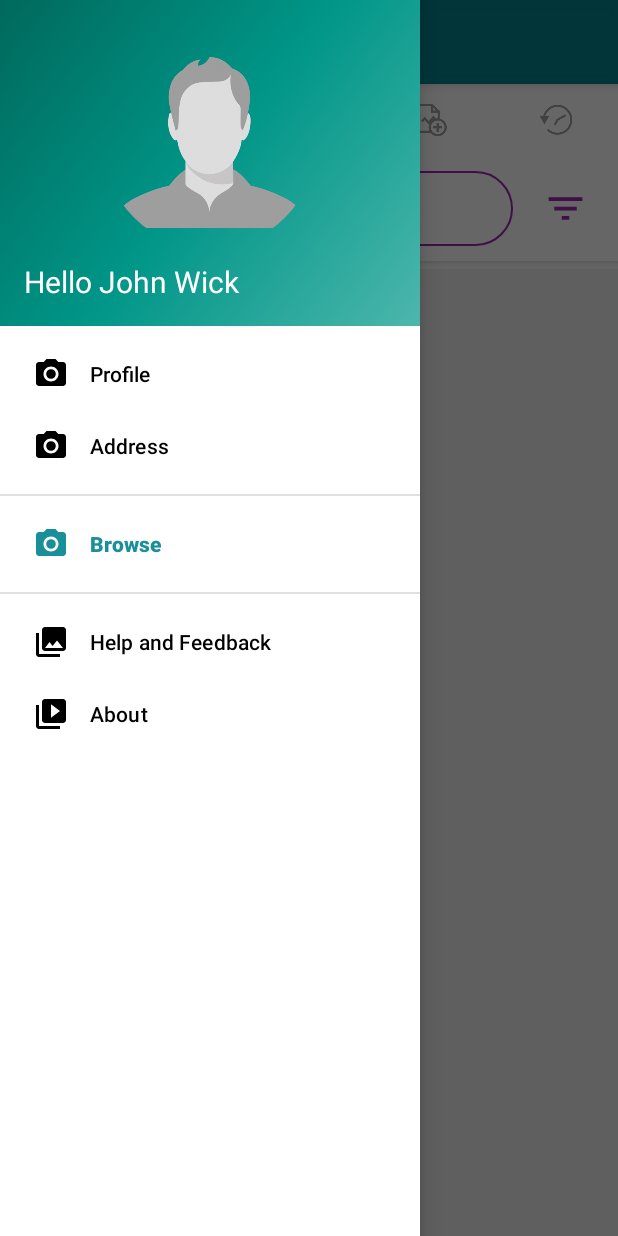
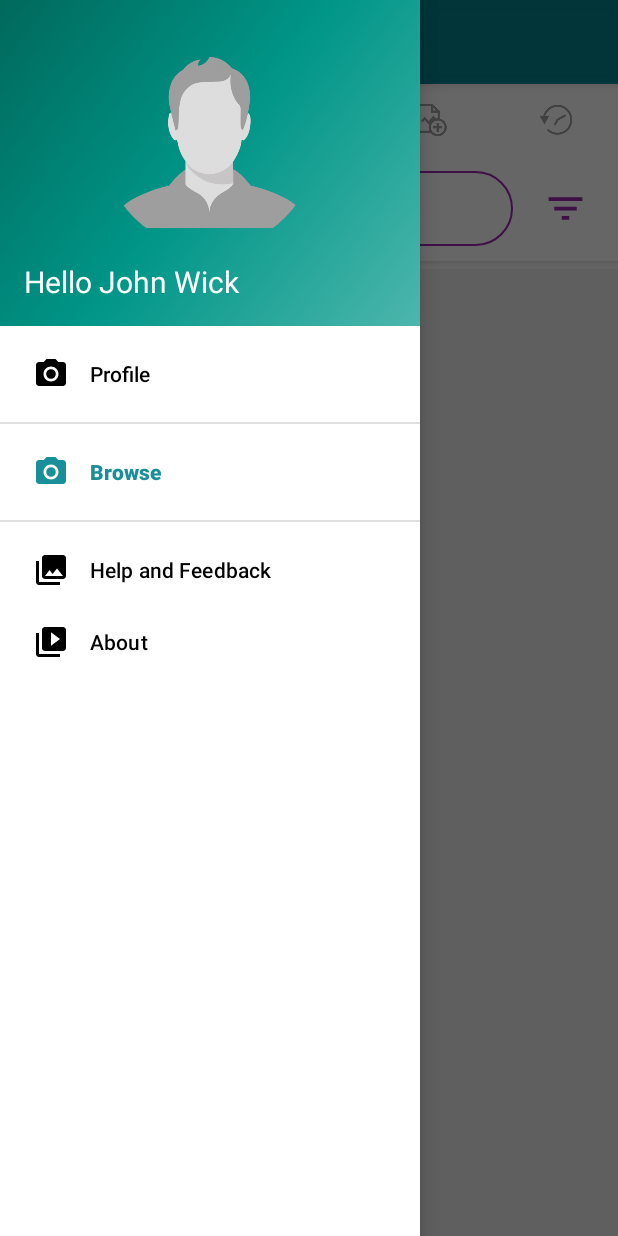
Before and after one commit to imok1948/GeemApp, an Android app: the screen it shows after launch once a user with an empty profile is signed in (MainActivity), with the side drawer open, on a phone screen of 412 x 824 dp. Run offline under Robolectric (Android 15) with nearby library versions, the phone set to English and light mode, and no system bars; our stand-ins replace Firebase (no records; nobody signed in at launch, a user with empty details on screens opened directly), navigation-ui; libraries missing offline, so code that uses them is left out: com.mikhaellopez.circularimageview; plain views replace CircularImageView; pictures from the network do not load; Roboto replaces fonts that are not available here; 4 statements that could not run were skipped.

Commit message:
Final app last time

```diff
--- a/app/src/main/res/menu/activity_main_drawer.xml
+++ b/app/src/main/res/menu/activity_main_drawer.xml
@@ -12,10 +12,6 @@
       android:icon="@drawable/ic_menu_camera"
       android:title="Profile" />
 
-    <item
-      android:id="@+id/nav_address"
-      android:icon="@drawable/ic_menu_camera"
-      android:title="Address" />
   </group>
 
   <group
```
